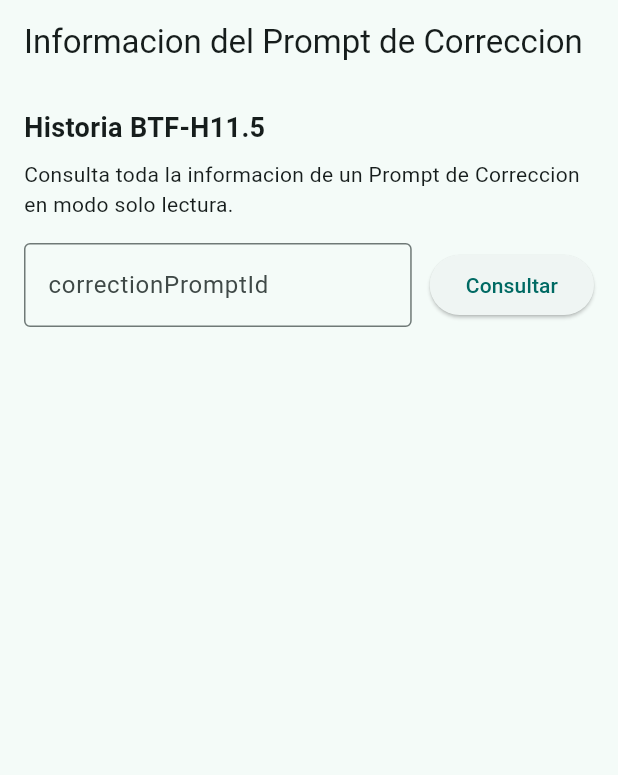
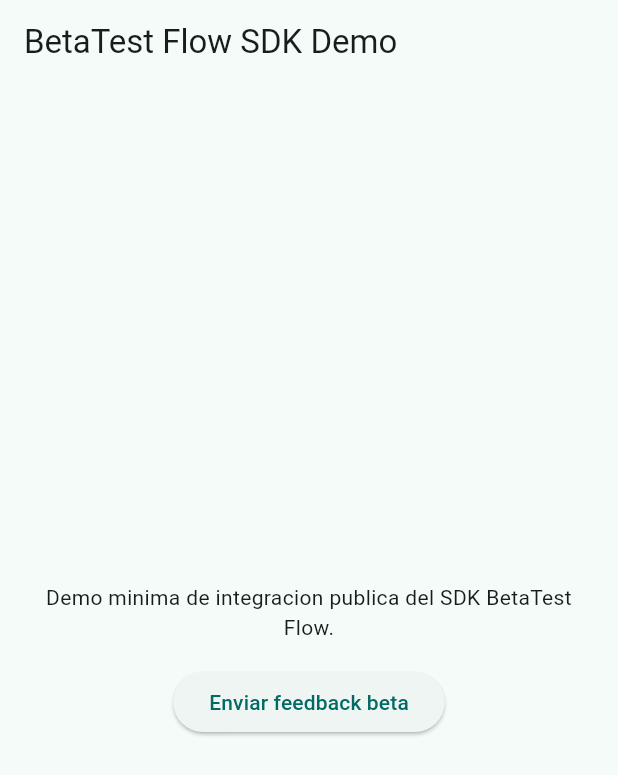
Before and after one commit to camiaaplicacion-collab/betatest-flow, a Flutter app: the screen it shows after launch, on a phone screen of 412 x 824 dp. Shown: the top 775 px of the screen. Run offline on Flutter 3.47's test engine with Material 3 defaults, Android fonts, the phone set to English and light mode, and no system bars; our stand-ins replace cloud_firestore, device_info_plus, firebase_core, package_info_plus, shared_preferences; accounts and stored records are empty.

Commit message:
docs: align SDK documentation and public example

```diff
--- a/example/lib/main.dart
+++ b/example/lib/main.dart
@@ -1,14 +1,11 @@
 import 'package:firebase_core/firebase_core.dart';
 import 'package:flutter/material.dart';
-
-import 'src/data/repositories/correction_prompts/firestore_correction_prompt_repository.dart';
-import 'src/presentation/controllers/correction_prompts/correction_prompt_information_controller.dart';
-import 'src/presentation/screens/correction_prompts/correction_prompt_information_screen.dart';
+import 'package:betatest_flow/betatest_flow.dart';
 
 Future<void> main() async {
   WidgetsFlutterBinding.ensureInitialized();
   await _initializeFirebase();
-  runApp(const WorkspaceApp());
+  runApp(const BetaTestFlowDemoApp());
 }
 
 Future<void> _initializeFirebase() async {
@@ -21,24 +18,57 @@ Future<void> _initializeFirebase() async {
   }
 }
 
-class WorkspaceApp extends StatelessWidget {
-  const WorkspaceApp({super.key});
+const _demoConfig = BetaTestFlowConfig(
+  appId: 'demo_app',
+  appName: 'Demo App',
+  campaignId: 'demo_beta_1',
+  campaignName: 'Demo Beta 1',
+  reportVersion: '1',
+  checklistItems: <BetaChecklistItem>[
+    BetaChecklistItem(id: 'login', title: 'Login'),
+    BetaChecklistItem(id: 'home', title: 'Home'),
+    BetaChecklistItem(id: 'feedback', title: 'Feedback'),
+  ],
+);
+
+class BetaTestFlowDemoApp extends StatelessWidget {
+  const BetaTestFlowDemoApp({super.key});
 
   @override
   Widget build(BuildContext context) {
-    final correctionPromptRepository = FirestoreCorrectionPromptRepository();
-    final controller = CorrectionPromptInformationController(
-      correctionPromptRepository: correctionPromptRepository,
+    final repository = FirebaseBetaFeedbackRepository(
+      config: _demoConfig,
     );
 
     return MaterialApp(
-      title: 'BetaTest Flow - Workspace',
+      title: 'BetaTest Flow SDK Demo',
       theme: ThemeData(
         colorScheme: ColorScheme.fromSeed(seedColor: const Color(0xFF0F766E)),
         useMaterial3: true,
       ),
-      home: CorrectionPromptInformationScreen(
-        controller: controller,
+      home: Scaffold(
+        appBar: AppBar(title: const Text('BetaTest Flow SDK Demo')),
+        body: Center(
+          child: Padding(
+            padding: const EdgeInsets.all(24),
+            child: Column(
+              mainAxisSize: MainAxisSize.min,
+              children: [
+                const Text(
+                  'Demo minima de integracion publica del SDK BetaTest Flow.',
+                  textAlign: TextAlign.center,
+                ),
+                const SizedBox(height: 16),
+                BetaFeedbackButton(
+                  config: _demoConfig,
+                  repository: repository,
+                  userId: 'demo_user_001',
+                  email: 'tester@example.com',
+                ),
+              ],
+            ),
+          ),
+        ),
       ),
     );
   }
```
Also changed, not shown: 2 other files.
